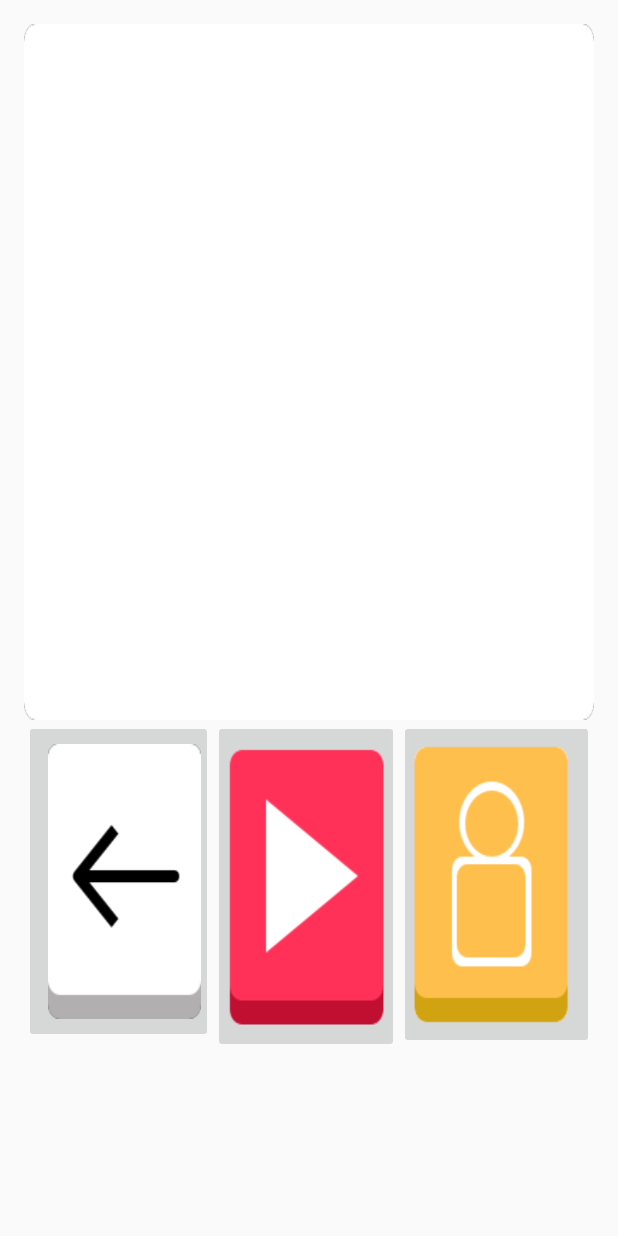
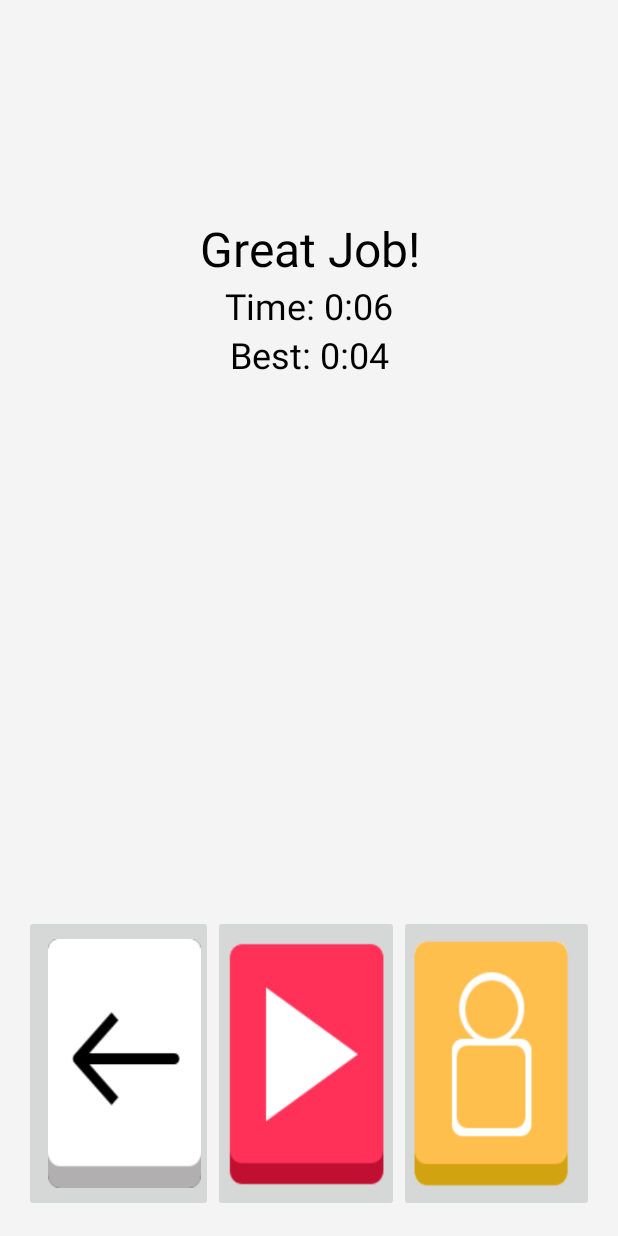
Before and after one commit to ianchick/24game, an Android app: the GameOverActivity screen opened directly, with no data from a screen before it, on a phone screen of 412 x 824 dp. Run offline under Robolectric (Android 15) with nearby library versions, the phone set to English and light mode, and no system bars.

Commit message:
Game logic works, no timer, created home and finish page

```diff
--- a/app/src/main/AndroidManifest.xml
+++ b/app/src/main/AndroidManifest.xml
@@ -15,7 +15,8 @@
                 <category android:name="android.intent.category.LAUNCHER" />
             </intent-filter>
         </activity>
-        <activity android:name=".GameOverActivity"></activity>
+        <activity android:name=".GameOverActivity" />
+        <activity android:name=".Home"></activity>
     </application>
 
 </manifest>
--- a/app/src/main/res/layout/activity_game_over.xml
+++ b/app/src/main/res/layout/activity_game_over.xml
@@ -9,17 +9,41 @@
     android:paddingRight="@dimen/activity_horizontal_margin"
     android:paddingTop="@dimen/activity_vertical_margin"
     tools:context="com.example.ian.a24game.GameOverActivity"
-    android:orientation="vertical">
+    android:orientation="vertical"
+    android:background="#F4F4F4">
 
     <LinearLayout
         android:layout_width="match_parent"
-        android:layout_height="wrap_content"
-        android:background="@drawable/scoreboard">
+        android:layout_height="0dp"
+        android:paddingTop="128dp"
+        android:orientation="vertical"
+        android:layout_weight="3"
+        android:layout_gravity="center">
+
+        <TextView
+            android:layout_width="match_parent"
+            android:layout_height="wrap_content"
+            android:gravity="center"
+            android:textSize="32dp"
+            android:text="Great Job!"/>
+        <TextView
+            android:layout_width="match_parent"
+            android:layout_height="wrap_content"
+            android:textSize="24dp"
+            android:gravity="center"
+            android:text="Time: 0:06"/>
+        <TextView
+            android:layout_width="match_parent"
+            android:layout_height="wrap_content"
+            android:textSize="24dp"
+            android:gravity="center"
+            android:text="Best: 0:04"/>
     </LinearLayout>
 
     <TableLayout
         android:layout_width="match_parent"
-        android:layout_height="wrap_content">
+        android:layout_height="0dp"
+        android:layout_weight="1">
 
         <TableRow>
             <ImageButton
@@ -37,7 +61,8 @@
                 android:paddingRight="8dp"
                 android:paddingTop="16dp"
                 android:paddingBottom="16dp"
-                android:scaleType="fitXY"/>
+                android:scaleType="fitXY"
+                android:onClick="play"/>
             <ImageButton
                 android:layout_weight="1"
                 android:src="@drawable/leaderboard"
```
Also changed, not shown: app/src/main/java/com/example/ian/a24game/GameActivity.java (+35 -34 lines), app/src/main/java/com/example/ian/a24game/GameOverActivity.java (+7 -0 lines), app/src/main/java/com/example/ian/a24game/Home.java (added, +13 -0 lines), app/src/main/res/layout/activity_home.xml (added, +13 -0 lines).
